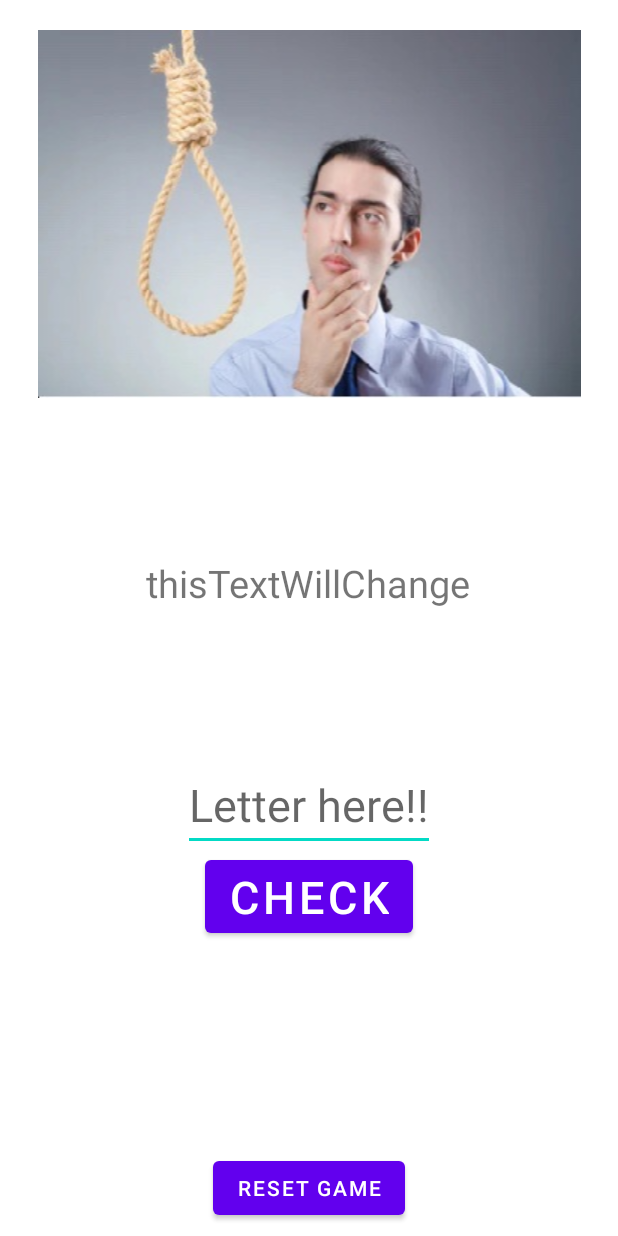
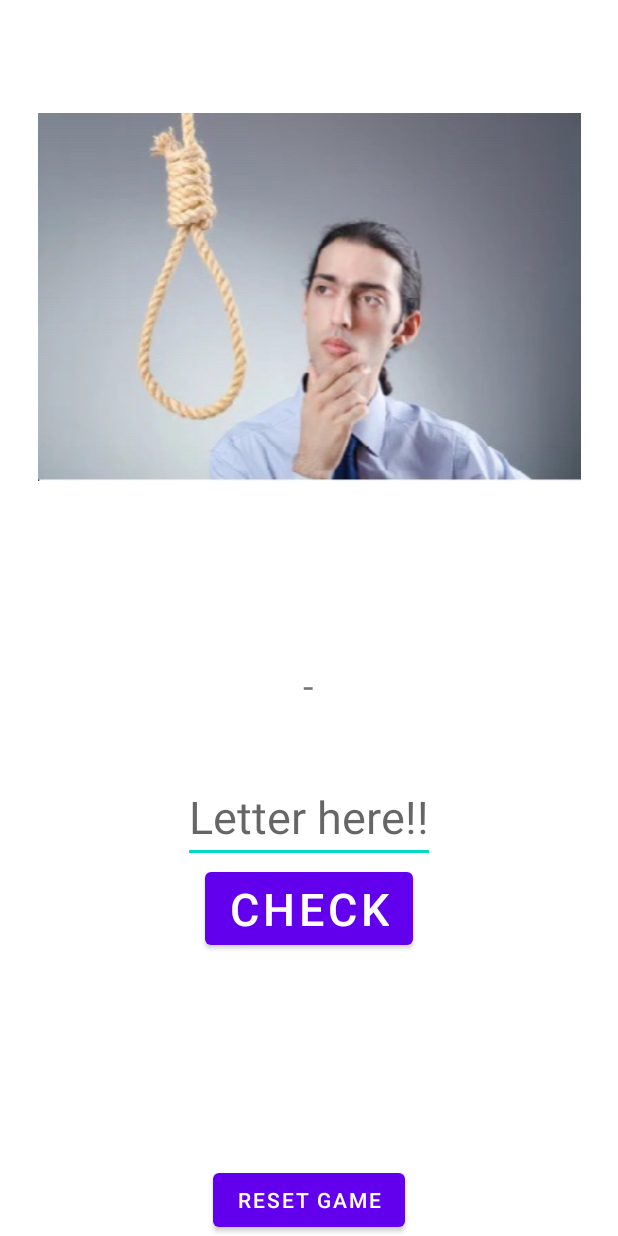
Before and after one commit to DiSSNiKO/HANGEDMAN_BASED, an Android app: the gameActivity screen opened directly, with no data from a screen before it, on a phone screen of 412 x 824 dp. Run offline under Robolectric (Android 15) with nearby library versions, the phone set to English and light mode, and no system bars; 1 statement that could not run was skipped.

Commit message:
updated vers 10000

```diff
--- a/app/src/main/java/com/example/hangedman/firstActivity.kt
+++ b/app/src/main/java/com/example/hangedman/firstActivity.kt
@@ -28,6 +28,7 @@ class firstActivity : AppCompatActivity() {
             }
             var intent = Intent(this, gameActivity::class.java)
             intent.putExtra("secretWord", secretword)
+            intent.putExtra("numofchars", numOfChars)
             startActivity(intent)
         }
     }
--- a/app/src/main/java/com/example/hangedman/gameActivity.kt
+++ b/app/src/main/java/com/example/hangedman/gameActivity.kt
@@ -2,10 +2,78 @@ package com.example.hangedman
 
 import androidx.appcompat.app.AppCompatActivity
 import android.os.Bundle
+import android.widget.*
 
 class gameActivity : AppCompatActivity() {
+    lateinit var stateImage : ImageView
+    lateinit var wordHint : TextView
+    lateinit var inputText : EditText
+    lateinit var checkButton : Button
+    lateinit var resetButton : Button
     override fun onCreate(savedInstanceState: Bundle?) {
         super.onCreate(savedInstanceState)
         setContentView(R.layout.activity_game)
+        stateImage = findViewById(R.id.healthStateImage)
+        wordHint = findViewById(R.id.wordHint)
+        inputText = findViewById(R.id.letterInput)
+        checkButton = findViewById(R.id.letterCheckButton)
+        resetButton = findViewById(R.id.resetGameButton)
+        var wordToGuess = intent?.extras?.getString("secretWord")
+        var health = 5
+        var numOfChars = intent?.extras?.getInt("numofchars")
+        var wordHintStr = wordHint.text.toString()
+        wordHintStr = ""
+        for(i in wordToGuess!!){
+            if(i.toString()==" "){
+                wordHintStr += " "
+            }
+            else{wordHintStr+="-"}
+        }
+        wordHint.text = wordHintStr
+
+        checkButton.setOnClickListener{var letterCheckNumCount = 0
+            for (i in inputText.text.toString()){letterCheckNumCount+=1}
+            if (letterCheckNumCount > 1){
+                Toast.makeText(this, "No more than 1 character", Toast.LENGTH_SHORT).show()
+                return@setOnClickListener
+            }
+            var chosenLetter = inputText.text.toString()
+            inputText.text.clear()
+            if(chosenLetter.lowercase() in wordToGuess.lowercase()){
+                var location = 1
+                for(x in wordToGuess.lowercase()){
+                    if(chosenLetter == x.toString()) {
+                        wordHint.text = replace(wordHint.text.toString(), location, chosenLetter)
+                    }
+                    location += 1
+                }
+                if (wordHint.text.toString() == wordToGuess){
+                    Toast.makeText(this, "you are winner !!!", Toast.LENGTH_LONG).show()
+                    checkButton.isEnabled = false
+                    inputText.isEnabled = false
+
+                }
+                return@setOnClickListener
+            }
+            else{
+                health -= 1
+                Toast.makeText(this, health.toString(), Toast.LENGTH_SHORT).show()
+            }
+        }
+    }
+
+    fun replace(str:String, location: Int, char: String): String{
+        var currentlocation = 1
+        var newStr = ""
+        for(x in str){
+            if (currentlocation == location){
+                newStr+= char.toString()
+            }
+            else{
+                newStr+=x.toString()
+            }
+            currentlocation+=1
+        }
+        return newStr
     }
 }
--- a/app/src/main/res/layout/activity_game.xml
+++ b/app/src/main/res/layout/activity_game.xml
@@ -10,7 +10,7 @@
         android:id="@+id/linearLayout"
         android:layout_width="match_parent"
         android:layout_height="wrap_content"
-        android:layout_marginTop="20dp"
+        android:layout_marginTop="75dp"
         app:layout_constraintEnd_toEndOf="parent"
         app:layout_constraintStart_toStartOf="parent"
         app:layout_constraintTop_toTopOf="parent"
@@ -26,7 +26,7 @@
 
     <LinearLayout
         android:layout_width="match_parent"
-        android:layout_height="460dp"
+        android:layout_height="wrap_content"
         android:gravity="center"
         android:orientation="vertical"
         app:layout_constraintBottom_toBottomOf="parent"
@@ -40,7 +40,7 @@
             android:id="@+id/wordHint"
             android:layout_width="wrap_content"
             android:layout_height="wrap_content"
-            android:layout_marginBottom="100dp"
+            android:layout_marginBottom="40dp"
             android:text="thisTextWillChange"
             android:textSize="25sp" />
 
```
